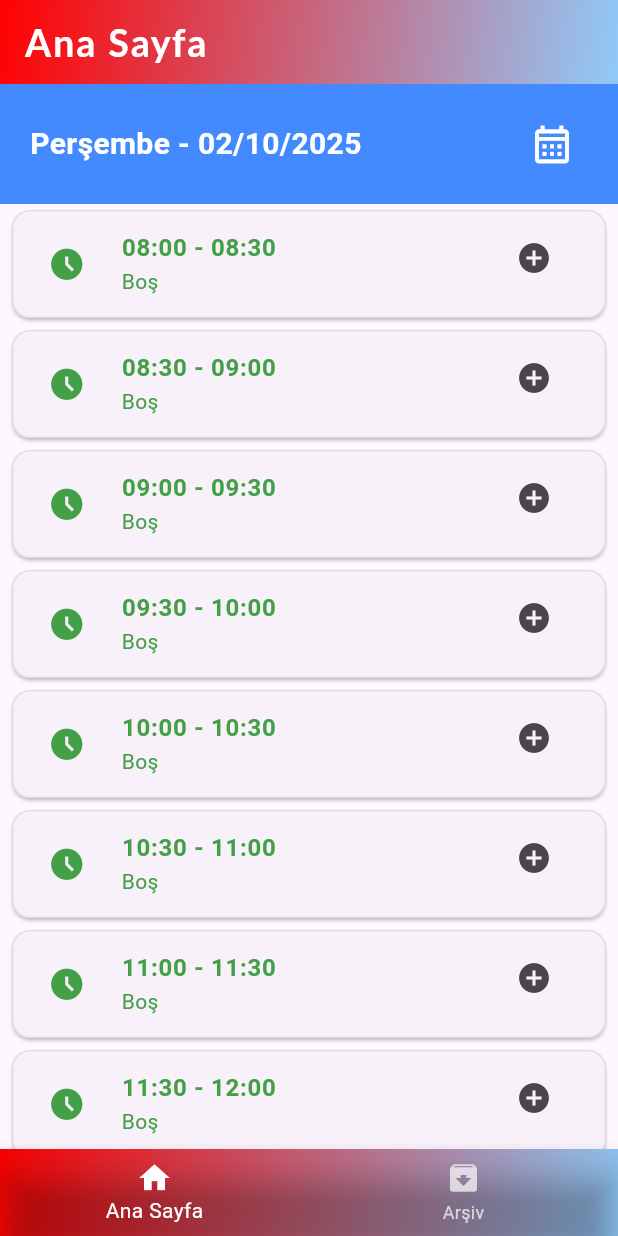
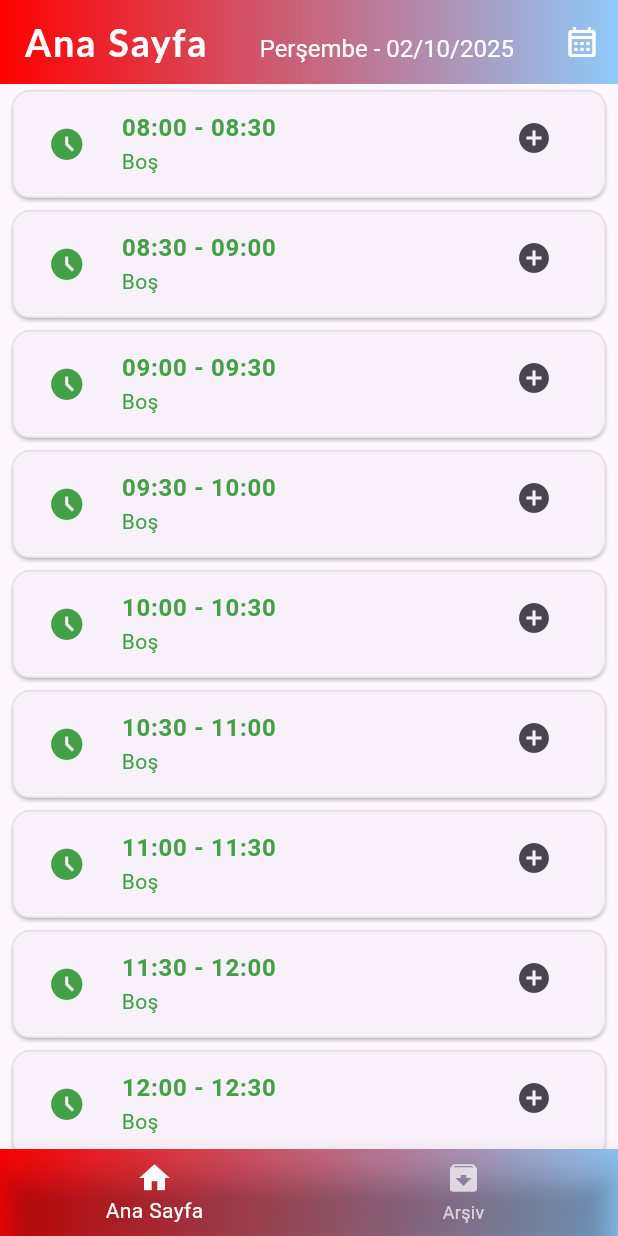
Before and after one commit to uluckabd/car_wash, a Flutter app: the screen it shows after launch, on a phone screen of 412 x 824 dp. Run offline on Flutter 3.47's test engine with Material 3 defaults, Android fonts, the phone set to English and light mode, and no system bars; our stand-ins replace google_fonts, mask_text_input_formatter, sqflite, syncfusion_flutter_charts; accounts and stored records are empty.

Commit message:
appbar düzenlendi

```diff
--- a/lib/main.dart
+++ b/lib/main.dart
@@ -23,9 +23,6 @@ const List<String> weekdays = [
 ];
 
 void main() {
-  // 'AppointmentSearch' tanımlı değilse, bu kısım hata verebilir.
-  // O sınıfın tanımlı olduğu dosyayı (büyük ihtimalle ArchiveScreen.dart veya ayrı bir dosya) kontrol edin.
-  // Bu güncelleme sadece 'MyHomePage' sınıfı içindir.
   runApp(const MyApp());
 }
 
@@ -42,7 +39,7 @@ class MyApp extends StatelessWidget {
       ],
       supportedLocales: const [
         Locale('tr', 'TR'), // Türkçe
-        // Diğer diller de eklenebilir
+        // Buraya diğer diller de eklenebilir
       ],
       title: 'Car_Wash',
       debugShowCheckedModeBanner: false,
@@ -418,27 +415,72 @@ class _MyHomePageState extends State<MyHomePage> {
     return Scaffold(
       appBar: AppBar(
         backgroundColor: Colors.transparent,
-        title: Text(
-          selectedIndex == 0 ? "Ana Sayfa" : "Arşiv",
-          style: AppTextStyles.title,
+
+        // 1. BAŞLIK (TITLE): selectedIndex'e göre başlık değişir
+        title: selectedIndex == 0
+            ? Row(
+                // Metinleri yan yana ve başlık alanının en soluna hizala
+                mainAxisAlignment: MainAxisAlignment.start,
+                crossAxisAlignment: CrossAxisAlignment.baseline,
+                textBaseline:
+                    TextBaseline.alphabetic, // Metin hizalaması için gerekli
+                children: [
+                  // ANA SAYFA METNİ (Daha büyük ve kalın)
+                  Text(
+                    "Ana Sayfa",
+                    style: AppTextStyles.title, // Mevcut büyük stiliniz
                   ),
+
+                  Padding(
+                    padding: const EdgeInsets.only(left: 35),
+                    child: Text(
+                      getFormattedDate(
+                        baseDate,
+                      ), // baseDate ve getFormattedDate gerekli
+                      style: const TextStyle(
+                        color: Colors.white, // Biraz daha soluk
+                        fontSize: 16, // Daha küçük font boyutu
+                        fontWeight: FontWeight.normal,
+                      ),
+                    ),
+                  ),
+                ],
+              )
+            // selectedIndex 1 ise "Arşiv" başlığını göster
+            : selectedIndex == 1
+            ? Text("Arşiv", style: AppTextStyles.title)
+            // Başka bir index ise varsayılan başlık
+            : Text("Başlık", style: AppTextStyles.title),
+
         flexibleSpace: Container(
           decoration: const BoxDecoration(
             gradient: LinearGradient(
               colors: [primaryColor, secondaryColor],
               begin: Alignment.topLeft,
-              end: Alignment.bottomRight,
+              end: Alignment.topRight,
             ),
           ),
         ),
-        actions: selectedIndex == 1
+
+        // 2. EYLEMLER (ACTIONS): selectedIndex'e göre ikonlar değişir (Değişmedi)
+        actions: selectedIndex == 0
             ? [
-                Row(
-                  children: [
+                // Index 0 (Ana Sayfa) için Takvim İkonu
+                IconButton(
+                  icon: const Icon(
+                    Icons.calendar_month_outlined,
+                    color: Colors.white,
+                    size: 24,
+                  ),
+                  onPressed: () => _selectDate(context),
+                ),
+              ]
+            : selectedIndex == 1
+            ? [
+                // Index 1 (Arşiv) için Arama ve Rapor ikonları
                 IconButton(
                   icon: const Icon(Icons.search),
                   onPressed: () {
-                        // 'AppointmentSearch' sınıfının tanımlı olduğundan emin olun.
                     showSearch(
                       context: context,
                       delegate: AppointmentSearch(randevular),
@@ -456,8 +498,6 @@ class _MyHomePageState extends State<MyHomePage> {
                     );
                   },
                 ),
-                  ],
-                ),
               ]
             : null,
       ),
@@ -467,35 +507,6 @@ class _MyHomePageState extends State<MyHomePage> {
           // Ana Sayfa içeriği
           Column(
             children: [
-              Container(
-                width: double.infinity,
-                padding: const EdgeInsets.symmetric(
-                  vertical: 16,
-                  horizontal: 20,
-                ),
-                color: Colors.blueAccent,
-                child: Row(
-                  mainAxisAlignment: MainAxisAlignment.spaceBetween,
-                  children: [
-                    Text(
-                      getFormattedDate(baseDate),
-                      style: const TextStyle(
-                        color: Colors.white,
-                        fontSize: 20,
-                        fontWeight: FontWeight.bold,
-                      ),
-                    ),
-                    IconButton(
-                      icon: const Icon(
-                        Icons.calendar_month_outlined,
-                        color: Colors.white,
-                        size: 30,
-                      ),
-                      onPressed: () => _selectDate(context),
-                    ),
-                  ],
-                ),
-              ),
               Expanded(
                 child: PageView.builder(
                   controller: pageController,
```
Lines whose indentation alone changed are shown as unchanged.
